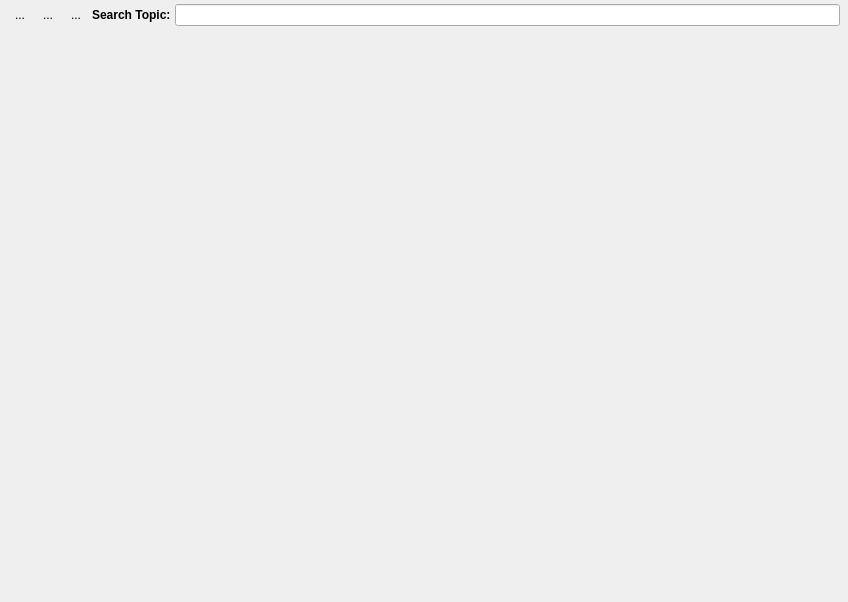
First picture: the form in sleepyhead/help.ui, repository sbonaime/sleepyhead-code., before the edit.
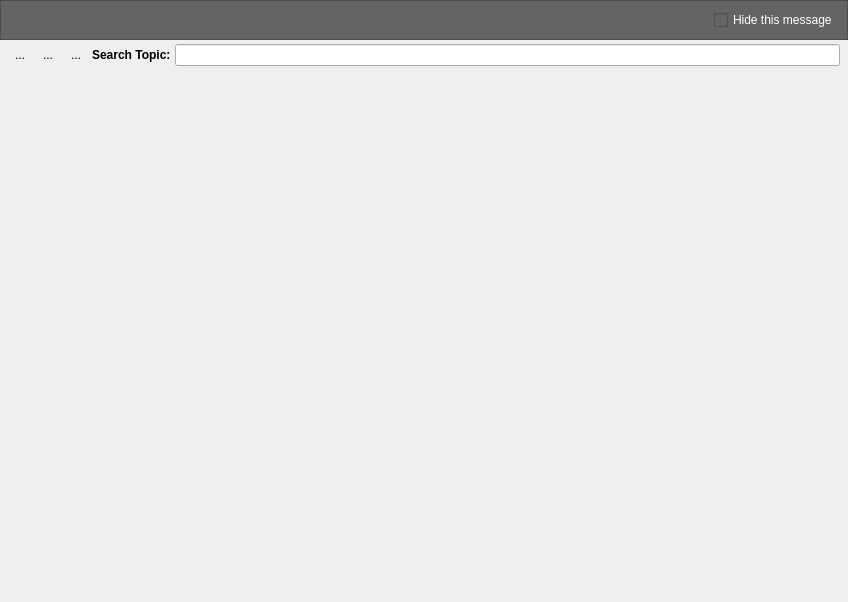
Second picture: the form after the edit. Icons and pictures are not drawn.

Commit message: Added support for multilanguage help documentation

Diff of the .ui file:
```diff
--- a/sleepyhead/help.ui
+++ b/sleepyhead/help.ui
@@ -10,6 +10,12 @@
     <height>602</height>
    </rect>
   </property>
+  <property name="sizePolicy">
+   <sizepolicy hsizetype="Preferred" vsizetype="Fixed">
+    <horstretch>0</horstretch>
+    <verstretch>0</verstretch>
+   </sizepolicy>
+  </property>
   <property name="windowTitle">
    <string>Form</string>
   </property>
@@ -29,6 +35,67 @@
    <property name="bottomMargin">
     <number>0</number>
    </property>
+   <item>
+    <widget class="QFrame" name="languageWarning">
+     <property name="sizePolicy">
+      <sizepolicy hsizetype="Preferred" vsizetype="Fixed">
+       <horstretch>0</horstretch>
+       <verstretch>0</verstretch>
+      </sizepolicy>
+     </property>
+     <property name="styleSheet">
+      <string notr="true">background: rgb(100, 100, 100);
+color: rgb(255,255,255);</string>
+     </property>
+     <property name="frameShape">
+      <enum>QFrame::StyledPanel</enum>
+     </property>
+     <property name="frameShadow">
+      <enum>QFrame::Raised</enum>
+     </property>
+     <layout class="QHBoxLayout" name="horizontalLayout_2">
+      <item>
+       <widget class="QLabel" name="languageWarningMessage">
+        <property name="sizePolicy">
+         <sizepolicy hsizetype="Fixed" vsizetype="Fixed">
+          <horstretch>0</horstretch>
+          <verstretch>0</verstretch>
+         </sizepolicy>
+        </property>
+        <property name="font">
+         <font>
+          <weight>75</weight>
+          <bold>true</bold>
+         </font>
+        </property>
+        <property name="text">
+         <string notr="true"/>
+        </property>
+       </widget>
+      </item>
+      <item>
+       <spacer name="horizontalSpacer">
+        <property name="orientation">
+         <enum>Qt::Horizontal</enum>
+        </property>
+        <property name="sizeHint" stdset="0">
+         <size>
+          <width>40</width>
+          <height>20</height>
+         </size>
+        </property>
+       </spacer>
+      </item>
+      <item>
+       <widget class="QCheckBox" name="languageWarningCheckbox">
+        <property name="text">
+         <string>Hide this message</string>
+        </property>
+       </widget>
+      </item>
+     </layout>
+    </widget>
+   </item>
    <item>
     <widget class="QWidget" name="widget" native="true">
      <property name="sizePolicy">
```
The commit also changes 29 other files.
